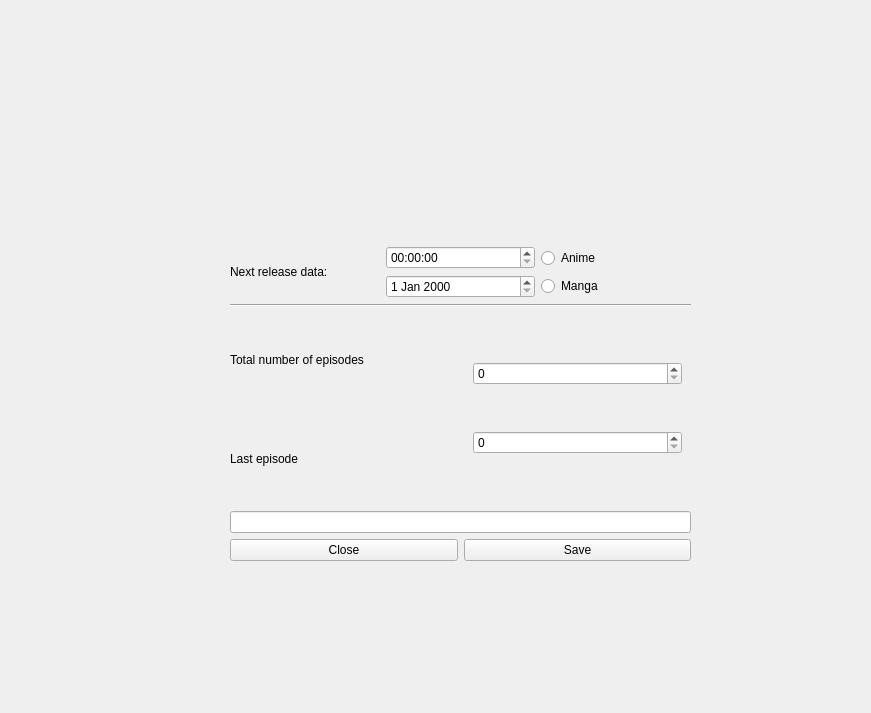
Above: itemappendwindow.ui from BogdanBozga/QtProject-UnseenAp before the change. Below: the same form after it.
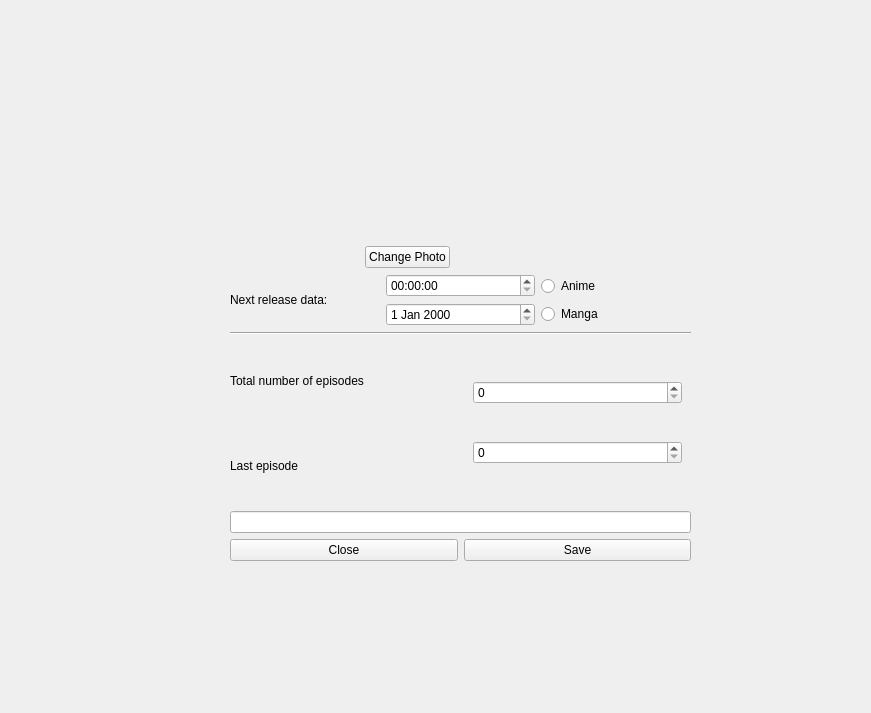
That is the form after the change.

Diff of the .ui file:
```diff
--- a/itemappendwindow.ui
+++ b/itemappendwindow.ui
@@ -36,6 +36,10 @@
     <item>
      <layout class="QHBoxLayout" name="horizontalLayout_2">
       <item>
+       <layout class="QVBoxLayout" name="verticalLayout_4">
+        <item>
+         <layout class="QHBoxLayout" name="horizontalLayout_6">
+          <item>
        <widget class="QLabel" name="photo_special">
         <property name="minimumSize">
          <size>
@@ -58,6 +62,47 @@
          <string/>
         </property>
        </widget>
+          </item>
+         </layout>
+        </item>
+        <item>
+         <layout class="QHBoxLayout" name="horizontalLayout_5">
+          <item>
+           <spacer name="horizontalSpacer_2">
+            <property name="orientation">
+             <enum>Qt::Horizontal</enum>
+            </property>
+            <property name="sizeHint" stdset="0">
+             <size>
+              <width>40</width>
+              <height>20</height>
+             </size>
+            </property>
+           </spacer>
+          </item>
+          <item>
+           <widget class="QPushButton" name="pushButton">
+            <property name="text">
+             <string>Change Photo</string>
+            </property>
+           </widget>
+          </item>
+          <item>
+           <spacer name="horizontalSpacer">
+            <property name="orientation">
+             <enum>Qt::Horizontal</enum>
+            </property>
+            <property name="sizeHint" stdset="0">
+             <size>
+              <width>40</width>
+              <height>20</height>
+             </size>
+            </property>
+           </spacer>
+          </item>
+         </layout>
+        </item>
+       </layout>
       </item>
       <item>
        <widget class="QLabel" name="photo_type_selected">
```
Lines whose indentation alone changed are shown as unchanged.
